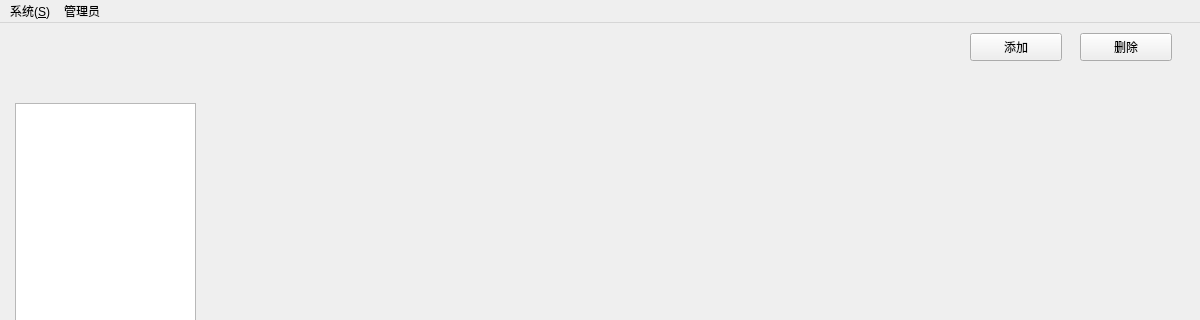
First picture: the form in frm_admin.ui, repository zhongjf25/Airline-Reservation-System, before the edit; both pictures show x 0 to 1200 and y 0 to 320 of the 1200 by 800 pixel window.
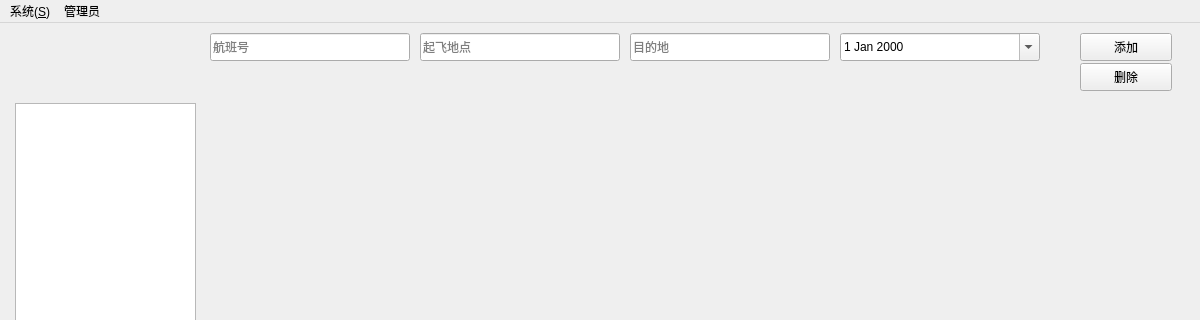
Second picture: the form after the edit.

Commit message: update add button on admin ui but has bug of adding twice

What changed in the file:
```diff
--- a/frm_admin.ui
+++ b/frm_admin.ui
@@ -17,7 +17,7 @@
    <widget class="QPushButton" name="btn_add">
     <property name="geometry">
      <rect>
-      <x>970</x>
+      <x>1080</x>
       <y>10</y>
       <width>92</width>
       <height>28</height>
@@ -31,7 +31,7 @@
     <property name="geometry">
      <rect>
       <x>1080</x>
-      <y>10</y>
+      <y>40</y>
       <width>92</width>
       <height>28</height>
      </rect>
@@ -62,6 +62,63 @@
     <widget class="QWidget" name="page"/>
     <widget class="QWidget" name="page_2"/>
    </widget>
+
+   <!-- 航班信息输入框 -->
+   <widget class="QLineEdit" name="lineEdit_flightNumber">
+    <property name="geometry">
+     <rect>
+      <x>210</x>
+      <y>10</y>
+      <width>200</width>
+      <height>28</height>
+     </rect>
+    </property>
+    <property name="placeholderText">
+     <string>航班号</string>
+    </property>
+   </widget>
+
+   <widget class="QLineEdit" name="lineEdit_departure">
+    <property name="geometry">
+     <rect>
+      <x>420</x>
+      <y>10</y>
+      <width>200</width>
+      <height>28</height>
+     </rect>
+    </property>
+    <property name="placeholderText">
+     <string>起飞地点</string>
+    </property>
+   </widget>
+
+   <widget class="QLineEdit" name="lineEdit_destination">
+    <property name="geometry">
+     <rect>
+      <x>630</x>
+      <y>10</y>
+      <width>200</width>
+      <height>28</height>
+     </rect>
+    </property>
+    <property name="placeholderText">
+     <string>目的地</string>
+    </property>
+   </widget>
+
+   <widget class="QDateEdit" name="dateEdit_departureDate">
+    <property name="geometry">
+     <rect>
+      <x>840</x>
+      <y>10</y>
+      <width>200</width>
+      <height>28</height>
+     </rect>
+    </property>
+    <property name="calendarPopup">
+     <bool>true</bool>
+    </property>
+   </widget>
   </widget>
   <widget class="QMenuBar" name="menubar">
    <property name="geometry">
```
Left out of the diff: 13 changed lines with no effect on the pictures. The commit also changes 21 other files.
